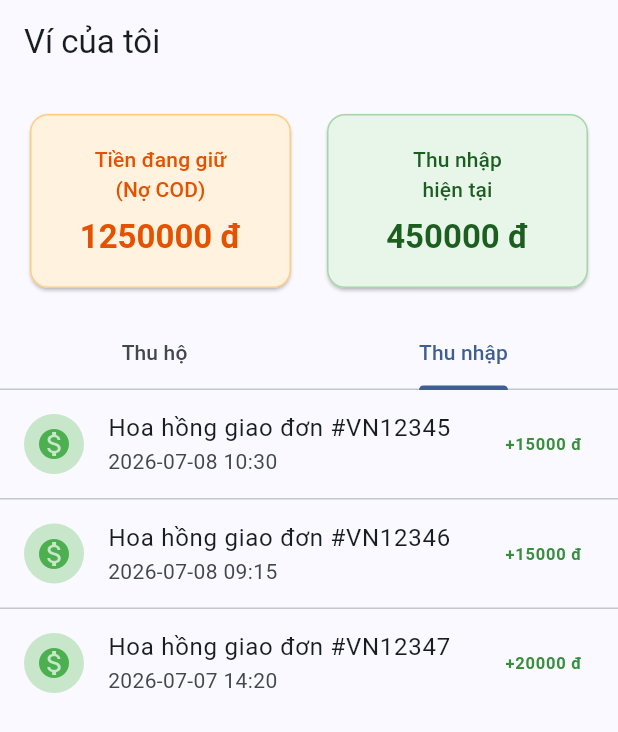
After one commit to VanTra-ai/logistics_mobile_app, a Flutter app: the MyWalletScreen screen opened by its route, tab 2 chosen, on a phone screen of 412 x 824 dp. The commit adds this screen. Shown: the top 732 px of the screen. Run offline on Flutter 3.47's test engine with Material 3 defaults, Android fonts, the phone set to English and light mode, and no system bars; our stand-ins replace dio, flutter_riverpod, flutter_secure_storage, geolocator, go_router, image_picker and 1 more; missing offline and left inert: mobile_scanner; accounts and stored records are empty.

Commit message:
feat: integrate interactive multi-ledger driver wallet view and history logs
- UI Layout: Build a dual-card dashboard in my_wallet_screen color-coded to visually isolate outstanding cod debts from withdrawable income.
- Filtering: Structure a tabbed historical logging segment split into transactional cod intakes and active commissions.
- Networking: Bind custom endpoint consumers to update real-time balance metrics directly from the localized profile navigation bar.

```diff
--- a/lib/core/router/app_router.dart
+++ b/lib/core/router/app_router.dart
@@ -14,6 +14,7 @@ import '../../features/ticket/screens/ticket_create_screen.dart';
 import '../../features/shipper/screens/shipper_scan_screen.dart';
 import '../../features/wms/screens/putaway_screen.dart';
 import '../../features/wms/screens/packaging_screen.dart';
+import '../../features/wallet/screens/my_wallet_screen.dart';
 import '../../features/wms/screens/audit_screen.dart';
 import '../storage/secure_storage_provider.dart';
 
@@ -28,6 +29,7 @@ abstract class AppRoutes {
   static const String profile = '/profile';
 
   // Sub-routes (push on top of shell)
+  static const String wallet = '/wallet';
   static const String station = '/station';
   static const String shipments = '/shipments';
   static const String shipmentDetail = '/shipments/:id';
@@ -73,6 +75,13 @@ final appRouterProvider = Provider<GoRouter>((ref) {
         path: AppRoutes.login,
         name: 'login',
         builder: (context, state) => const LoginScreen(),
+      ),
+
+      // ── Màn hình Ví của tôi (push on top) ──
+      GoRoute(
+        path: AppRoutes.wallet,
+        name: 'wallet',
+        builder: (context, state) => const MyWalletScreen(),
       ),
 
       // ── Màn hình Quét mã Bưu cục (push on top, không thuộc BottomNav) ──
--- a/lib/features/profile/screens/profile_screen.dart
+++ b/lib/features/profile/screens/profile_screen.dart
@@ -73,6 +73,21 @@ class ProfileScreen extends ConsumerWidget {
                   ),
                   tileColor: colorScheme.surfaceContainerLow,
                 ),
+                const SizedBox(height: 12),
+
+                // ── Ví của tôi ──
+                ListTile(
+                  leading: const Icon(Icons.account_balance_wallet_outlined),
+                  title: const Text('Ví của tôi'),
+                  trailing: const Icon(Icons.chevron_right),
+                  shape: RoundedRectangleBorder(
+                    borderRadius: BorderRadius.circular(12),
+                  ),
+                  tileColor: colorScheme.surfaceContainerLow,
+                  onTap: () {
+                    context.push(AppRoutes.wallet);
+                  },
+                ),
                 const SizedBox(height: 24),
 
                 // ── Đăng xuất ──
--- /dev/null
+++ b/lib/features/wallet/screens/my_wallet_screen.dart
@@ -0,0 +1,172 @@
+import 'package:flutter/material.dart';
+
+class MyWalletScreen extends StatefulWidget {
+  const MyWalletScreen({super.key});
+
+  @override
+  State<MyWalletScreen> createState() => _MyWalletScreenState();
+}
+
+class _MyWalletScreenState extends State<MyWalletScreen> {
+  // Mock data
+  final double codDebt = 1250000;
+  final double incomeBalance = 450000;
+
+  final List<Map<String, dynamic>> codTransactions = [
+    {'type': 'COD_COLLECTED', 'amount': 250000, 'date': '2026-07-08 10:30', 'description': 'Thu hộ đơn hàng #VN12345'},
+    {'type': 'COD_COLLECTED', 'amount': 1000000, 'date': '2026-07-08 09:15', 'description': 'Thu hộ đơn hàng #VN12346'},
+    {'type': 'COD_REMITTED', 'amount': -500000, 'date': '2026-07-07 18:00', 'description': 'Nộp COD cuối ngày'},
+  ];
+
+  final List<Map<String, dynamic>> incomeTransactions = [
+    {'type': 'COMMISSION_EARNED', 'amount': 15000, 'date': '2026-07-08 10:30', 'description': 'Hoa hồng giao đơn #VN12345'},
+    {'type': 'COMMISSION_EARNED', 'amount': 15000, 'date': '2026-07-08 09:15', 'description': 'Hoa hồng giao đơn #VN12346'},
+    {'type': 'COMMISSION_EARNED', 'amount': 20000, 'date': '2026-07-07 14:20', 'description': 'Hoa hồng giao đơn #VN12347'},
+  ];
+
+  @override
+  Widget build(BuildContext context) {
+    final theme = Theme.of(context);
+
+    return DefaultTabController(
+      length: 2,
+      child: Scaffold(
+        appBar: AppBar(
+          title: const Text('Ví của tôi'),
+        ),
+        body: Column(
+          children: [
+            Padding(
+              padding: const EdgeInsets.all(16.0),
+              child: Row(
+                children: [
+                  Expanded(
+                    child: Card(
+                      color: Colors.orange.shade50,
+                      shape: RoundedRectangleBorder(
+                        borderRadius: BorderRadius.circular(12),
+                        side: BorderSide(color: Colors.orange.shade200),
+                      ),
+                      child: Padding(
+                        padding: const EdgeInsets.symmetric(vertical: 20, horizontal: 12),
+                        child: Column(
+                          children: [
+                            Text(
+                              'Tiền đang giữ\n(Nợ COD)',
+                              textAlign: TextAlign.center,
+                              style: theme.textTheme.titleSmall?.copyWith(color: Colors.orange.shade900),
+                            ),
+                            const SizedBox(height: 8),
+                            Text(
+                              '${codDebt.toStringAsFixed(0)} đ',
+                              style: theme.textTheme.titleLarge?.copyWith(
+                                color: Colors.orange.shade900,
+                                fontWeight: FontWeight.bold,
+                              ),
+                            ),
+                          ],
+                        ),
+                      ),
+                    ),
+                  ),
+                  const SizedBox(width: 16),
+                  Expanded(
+                    child: Card(
+                      color: Colors.green.shade50,
+                      shape: RoundedRectangleBorder(
+                        borderRadius: BorderRadius.circular(12),
+                        side: BorderSide(color: Colors.green.shade200),
+                      ),
+                      child: Padding(
+                        padding: const EdgeInsets.symmetric(vertical: 20, horizontal: 12),
+                        child: Column(
+                          children: [
+                            Text(
+                              'Thu nhập\nhiện tại',
+                              textAlign: TextAlign.center,
+                              style: theme.textTheme.titleSmall?.copyWith(color: Colors.green.shade900),
+                            ),
+                            const SizedBox(height: 8),
+                            Text(
+                              '${incomeBalance.toStringAsFixed(0)} đ',
+                              style: theme.textTheme.titleLarge?.copyWith(
+                                color: Colors.green.shade900,
+                                fontWeight: FontWeight.bold,
+                              ),
+                            ),
+                          ],
+                        ),
+                      ),
+                    ),
+                  ),
+                ],
+              ),
+            ),
+            const TabBar(
+              tabs: [
+                Tab(text: 'Thu hộ'),
+                Tab(text: 'Thu nhập'),
+              ],
+            ),
+            Expanded(
+              child: TabBarView(
+                children: [
+                  // Tab Thu hộ
+                  ListView.separated(
+                    itemCount: codTransactions.length,
+                    separatorBuilder: (context, index) => const Divider(height: 1),
+                    itemBuilder: (context, index) {
+                      final tx = codTransactions[index];
+                      final isRemitted = tx['type'] == 'COD_REMITTED';
+                      return ListTile(
+                        leading: CircleAvatar(
+                          backgroundColor: isRemitted ? Colors.blue.shade100 : Colors.orange.shade100,
+                          child: Icon(
+                            isRemitted ? Icons.upload : Icons.download,
+                            color: isRemitted ? Colors.blue : Colors.orange,
+                          ),
+                        ),
+                        title: Text(tx['description']),
+                        subtitle: Text(tx['date']),
+                        trailing: Text(
+                          '${isRemitted ? "" : "+"}${tx['amount']} đ',
+                          style: TextStyle(
+                            color: isRemitted ? Colors.blue.shade700 : Colors.orange.shade700,
+                            fontWeight: FontWeight.bold,
+                          ),
+                        ),
+                      );
+                    },
+                  ),
+                  // Tab Thu nhập
+                  ListView.separated(
+                    itemCount: incomeTransactions.length,
+                    separatorBuilder: (context, index) => const Divider(height: 1),
+                    itemBuilder: (context, index) {
+                      final tx = incomeTransactions[index];
+                      return ListTile(
+                        leading: CircleAvatar(
+                          backgroundColor: Colors.green.shade100,
+                          child: const Icon(Icons.monetization_on, color: Colors.green),
+                        ),
+                        title: Text(tx['description']),
+                        subtitle: Text(tx['date']),
+                        trailing: Text(
+                          '+${tx['amount']} đ',
+                          style: TextStyle(
+                            color: Colors.green.shade700,
+                            fontWeight: FontWeight.bold,
+                          ),
+                        ),
+                      );
+                    },
+                  ),
+                ],
+              ),
+            ),
+          ],
+        ),
+      ),
+    );
+  }
+}
```
